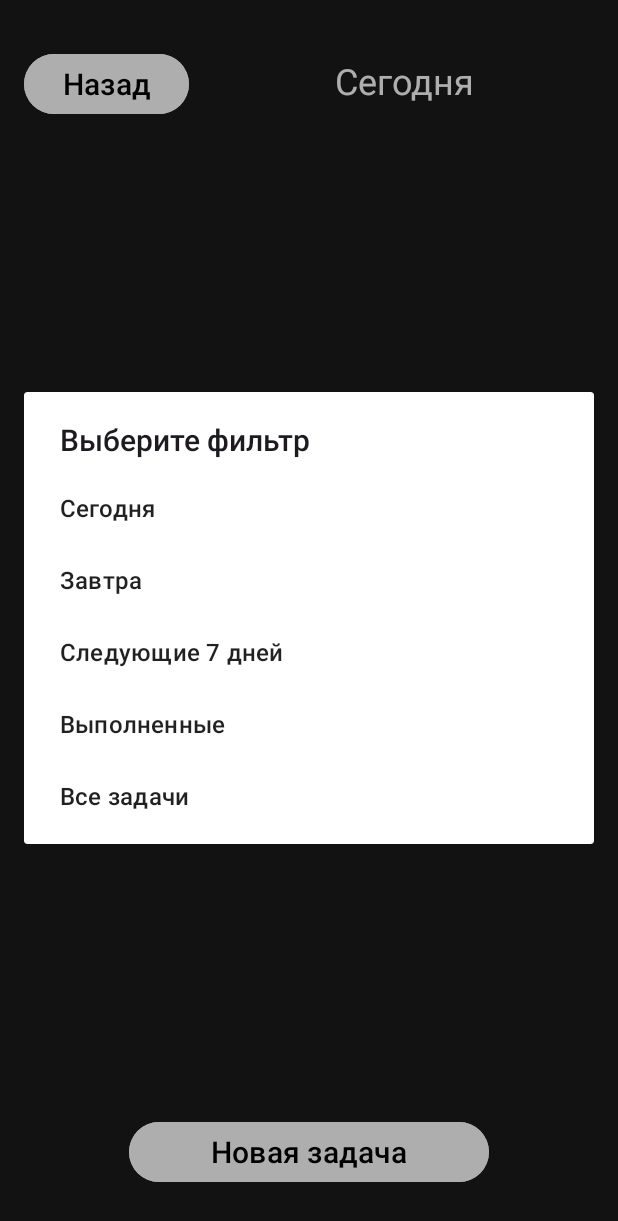
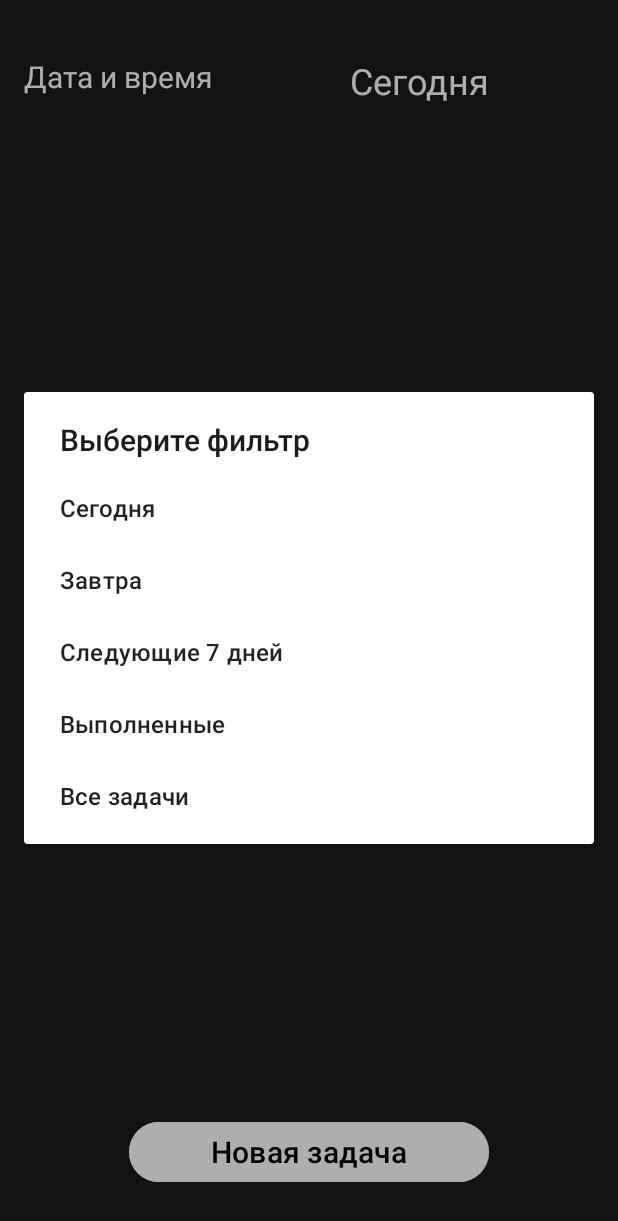
Before and after one commit to Daniello0/SimpleChecklist, an Android app: the screen it shows after launch (TasksActivity), after a tap on "Сегодня", on a phone screen of 412 x 824 dp. Shown: the top 1221 px of the screen. Run offline under Robolectric (Android 15) with nearby library versions, the phone set to English and light mode, and no system bars.

Commit message:
Add sort-text and sort-text-changing func

```diff
--- a/app/src/main/java/com/myapp/simplechecklist/TasksActivity.kt
+++ b/app/src/main/java/com/myapp/simplechecklist/TasksActivity.kt
@@ -142,6 +142,7 @@ class TasksActivity : AppCompatActivity() {
 
         val taskText: TextView = findViewById(R.id.textTasks)
         var newTaskText = intent.getSerializableExtra("tasks_text")
+        val textSort: TextView = findViewById(R.id.textSort)
         if (newTaskText == null)
             newTaskText = "Сегодня"
         taskText.text = newTaskText.toString()
@@ -150,6 +151,16 @@ class TasksActivity : AppCompatActivity() {
         val todos: MutableList<Task> = mutableListOf()
         val adapter = TaskAdapter(this, todos)
         list.adapter = adapter
+
+        textSort.setOnClickListener {
+            val sorts = arrayOf("Дата и время", "Цвет", "Приоритет")
+            AlertDialog.Builder(this)
+                .setTitle("Выберите сортировку")
+                .setItems(sorts) {_, which ->
+                    textSort.text = sorts[which]
+                }
+                .show()
+        }
 
         taskText.setOnClickListener {
             val filters = arrayOf("Сегодня", "Завтра", "Следующие 7 дней", "Выполненные", "Все задачи")
--- a/app/src/main/res/layout/activity_tasks.xml
+++ b/app/src/main/res/layout/activity_tasks.xml
@@ -6,15 +6,14 @@
     android:layout_height="match_parent"
     android:background="#1A1A1A">
 
-    <Button
-        android:id="@+id/buttonBack"
-        android:layout_width="110dp"
-        android:layout_height="48dp"
+    <TextView
+        android:id="@+id/textSort"
+        android:layout_width="130dp"
+        android:layout_height="wrap_content"
         android:layout_marginStart="16dp"
-        android:layout_marginTop="32dp"
-        android:backgroundTint="#FFFFFF"
-        android:text="Назад"
-        android:textColor="#000000"
+        android:layout_marginTop="37dp"
+        android:text="Дата и время"
+        android:textColor="#FFFFFF"
         android:textSize="20sp"
         app:layout_constraintStart_toStartOf="parent"
         app:layout_constraintTop_toTopOf="parent" />
@@ -23,13 +22,15 @@
         android:id="@+id/textTasks"
         android:layout_width="wrap_content"
         android:layout_height="48dp"
+        android:layout_marginStart="16dp"
         android:layout_marginTop="37dp"
+        android:layout_marginEnd="16dp"
         android:text="Следующие 7 дней"
         android:textAlignment="center"
         android:textColor="#FFFFFF"
         android:textSize="24sp"
         app:layout_constraintEnd_toEndOf="parent"
-        app:layout_constraintStart_toEndOf="@+id/buttonBack"
+        app:layout_constraintStart_toEndOf="@+id/textSort"
         app:layout_constraintTop_toTopOf="parent" />
 
     <ListView
```
